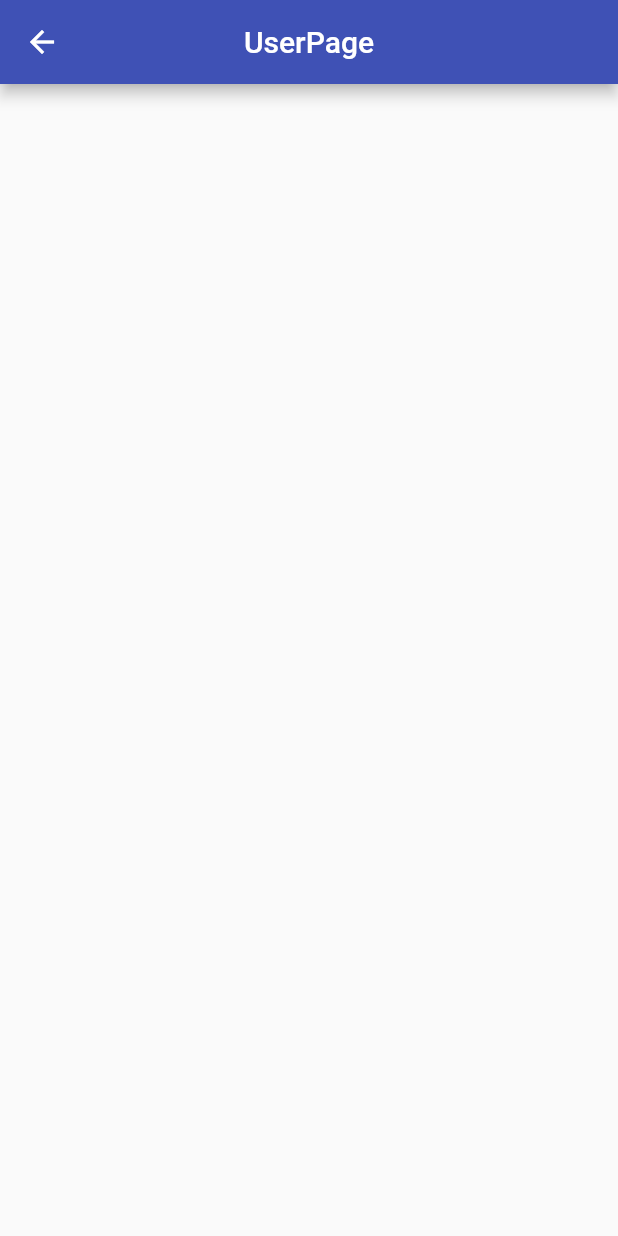
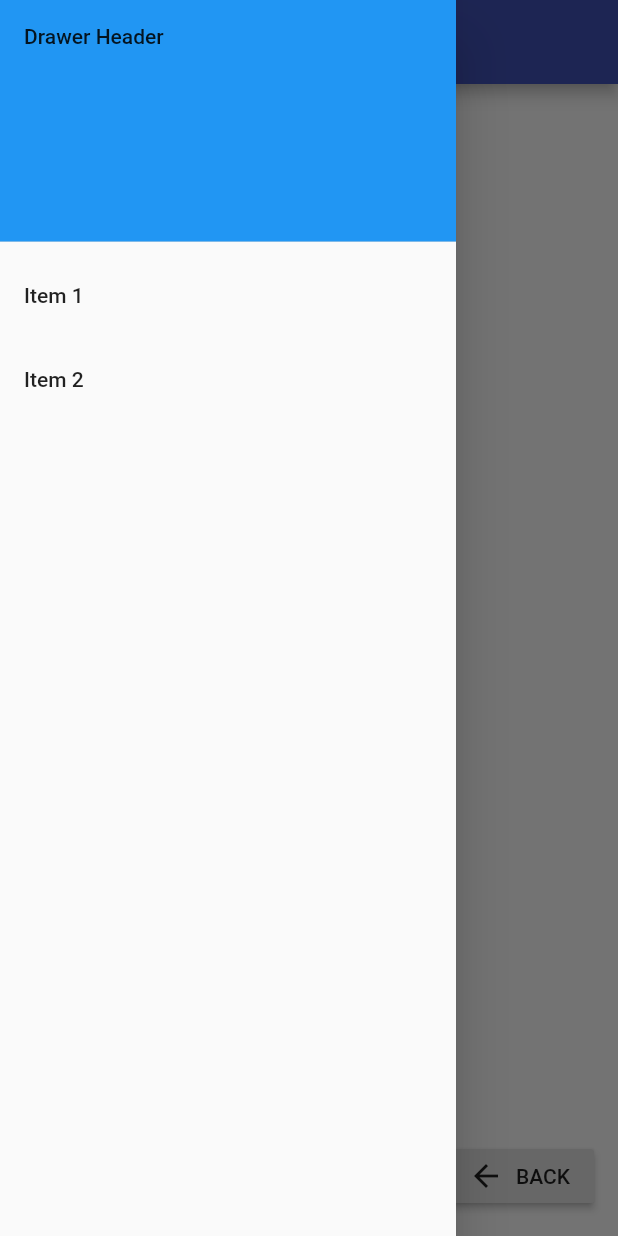
Before and after one commit to harshitk075/Digital_Event_Pass-Application, a Flutter app: the userPage screen opened by its route, with the side drawer open (before the commit the screen has no drawer), on a phone screen of 412 x 824 dp. Run offline on Flutter 3.47's test engine with Material 2 defaults, Android fonts, the phone set to English and light mode, and no system bars.

Commit message:
added navigation to screens

```diff
--- a/lib/main.dart
+++ b/lib/main.dart
@@ -4,7 +4,7 @@ import 'package:digitaleventpass/pages/organizerpage.dart';
 import 'package:digitaleventpass/pages/userpage.dart';
 
 void main() => runApp(MaterialApp(
-   initialRoute: "/userPage",
+   initialRoute: "/",
    routes: {
      "/" : (context)=> home(),
      "/organizerPage" : (context)=> organizerPage(),
--- a/lib/pages/userpage.dart
+++ b/lib/pages/userpage.dart
@@ -14,6 +14,47 @@ class _userPageState extends State<userPage> {
          title: Text("UserPage"),
          centerTitle: true,
       ),
+      drawer : Drawer(
+        // Add a ListView to the drawer. This ensures the user can scroll
+        // through the options in the drawer if there isn't enough vertical
+        // space to fit everything.
+        child: ListView(
+          // Important: Remove any padding from the ListView.
+          padding: EdgeInsets.zero,
+          children: <Widget>[
+            DrawerHeader(
+              child: Text('Drawer Header'),
+              decoration: BoxDecoration(
+                color: Colors.blue,
+              ),
+            ),
+            ListTile(
+              title: Text('Item 1'),
+              onTap: () {
+                // Update the state of the app.
+                Navigator.pop(context);
+              },
+            ),
+            ListTile(
+              title: Text('Item 2'),
+              onTap: () {
+                // Update the state of the app.
+                Navigator.pop(context);
+              },
+            ),
+          ],
+        ),
+      ),
+      floatingActionButton: RaisedButton.icon(
+        onPressed: (){
+          Navigator.pop(context);
+        },
+        icon: Icon(
+          Icons.arrow_back,
+        ),
+        label: Text("BACK"),
+        splashColor: Colors.blueGrey,
+      ),
     );
   }
 }
```
Also changed, not shown: lib/pages/home.dart (+55 -2 lines), lib/pages/organizerpage.dart (+48 -2 lines).
